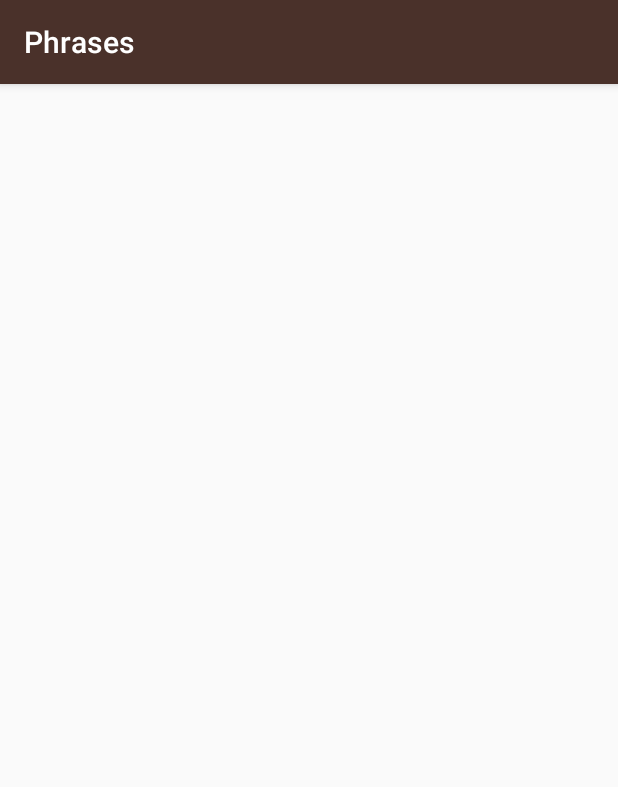
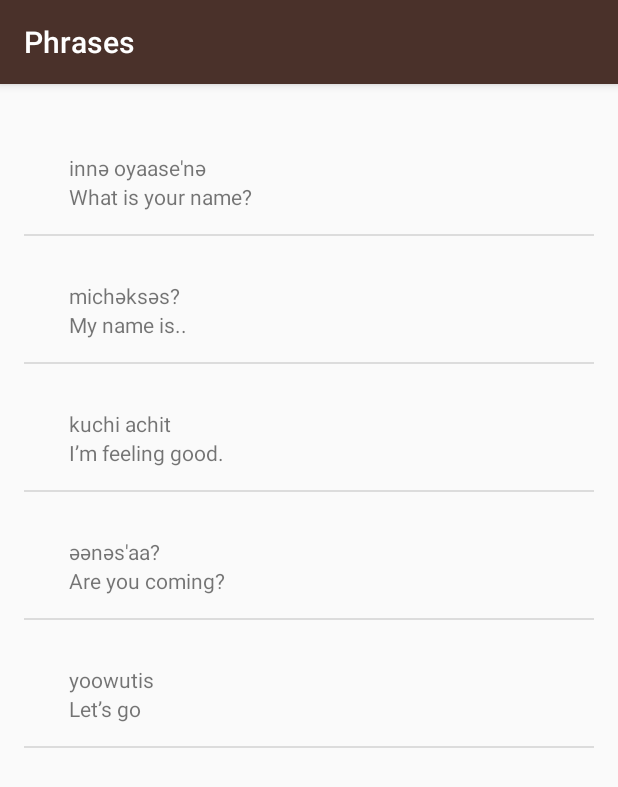
Before and after one commit to paintedlbird7/ud839_Miwok-app, an Android app: the PhrasesActivity screen opened directly, with no data from a screen before it, on a phone screen of 412 x 824 dp. Shown: the top 787 px of the screen. Run offline under Robolectric (Android 15) with nearby library versions, the phone set to English and light mode, and no system bars.

Commit message:
Miwok App

```diff
--- a/app/src/main/java/com/example/android/miwok/NumbersActivity.java
+++ b/app/src/main/java/com/example/android/miwok/NumbersActivity.java
@@ -19,7 +19,7 @@ public class NumbersActivity extends AppCompatActivity {
     @Override
     protected void onCreate(Bundle savedInstanceState) {
         super.onCreate(savedInstanceState);
-        setContentView(layout.activity_numbers);
+        setContentView(layout.word_list);
 
         // Create an array of words
         // words.add("one");
@@ -41,7 +41,7 @@ public class NumbersActivity extends AppCompatActivity {
 
         // Find the {@link ListView} object in the
         // There should be a {@link ListView}
-        // activity_numbers.xml layout
+        // word_listyout
         ListView listView = (ListView) findViewById(R.id.list);
 
 
--- a/app/src/main/java/com/example/android/miwok/PhrasesActivity.java
+++ b/app/src/main/java/com/example/android/miwok/PhrasesActivity.java
@@ -1,13 +1,49 @@
 package com.example.android.miwok;
 
+import android.os.Bundle;
 import android.support.v7.app.AppCompatActivity;
-import android.os.Bundle;
+import android.widget.ListView;
+
+import java.util.ArrayList;
 
 public class PhrasesActivity extends AppCompatActivity {
 
     @Override
     protected void onCreate(Bundle savedInstanceState) {
         super.onCreate(savedInstanceState);
-        setContentView(R.layout.activity_phrases);
+        setContentView(R.layout.word_list);
+
+        // Create an array of words
+        // words.add("one");
+        ArrayList<Word> words = new ArrayList<Word>();
+        words.add(new Word("What is your name?", "innә oyaase'nә"));
+        words.add(new Word("My name is..", "michәksәs?"));
+        words.add(new Word("I’m feeling good.", "kuchi achit"));
+        words.add(new Word("Are you coming?", "әәnәs'aa?"));
+        words.add(new Word("Let’s go", "yoowutis"));
+
+
+        // Create a new {@link TextView}
+        // adapter knows how to create
+        //WordAdapter itemsAdapter = new WordAdapter(this,words);
+        WordAdapter itemsAdapter = new WordAdapter(this,words);
+
+        //ArrayAdapter itemsAdapter = new ArrayAdapter();
+        //WordAdapter itemsAdapter = new WordAdapter();
+
+        // Find the {@link ListView} object in the
+        // There should be a {@link ListView}
+        // word_list.xml
+        ListView listView = (ListView) findViewById(R.id.list);
+
+
+        // Make the {@link ListView} use the
+        // {@link ListView} will display
+
+        listView.setAdapter(itemsAdapter);
+
     }
+
+
+
 }
--- a/app/src/main/res/layout/activity_phrases.xml
+++ /dev/null
@@ -1,9 +0,0 @@
-<?xml version="1.0" encoding="utf-8"?>
-<android.support.constraint.ConstraintLayout xmlns:android="http://schemas.android.com/apk/res/android"
-    xmlns:app="http://schemas.android.com/apk/res-auto"
-    xmlns:tools="http://schemas.android.com/tools"
-    android:layout_width="match_parent"
-    android:layout_height="match_parent"
-    tools:context="com.example.android.miwok.PhrasesActivity">
-
-</android.support.constraint.ConstraintLayout>
--- a/app/src/main/res/layout/activity_numbers.xml
+++ b/app/src/main/res/layout/word_list.xml
@@ -10,4 +10,4 @@
     android:paddingTop="@dimen/activity_vertical_margin"
     android:orientation="vertical"
     android:id="@+id/list"
-    tools:context="com.example.android.miwok.NumbersActivity"/>
+    />
--- a/app/src/main/res/layout/wordlist.xml
+++ /dev/null
@@ -1,6 +0,0 @@
-<?xml version="1.0" encoding="utf-8"?>
-<LinearLayout xmlns:android="http://schemas.android.com/apk/res/android"
-    android:orientation="vertical" android:layout_width="match_parent"
-    android:layout_height="match_parent">
-
-</LinearLayout>
```
Also changed, not shown: app/src/main/java/com/example/android/miwok/ColorsActivity.java (+36 -2 lines), app/src/main/java/com/example/android/miwok/FamilyActivity.java (+36 -2 lines), app/src/main/java/com/example/android/miwok/FamilyMembers.java (deleted, +0 -8 lines), app/src/main/res/layout/activity_colors.xml (deleted, +0 -9 lines), app/src/main/res/layout/activity_family.xml (deleted, +0 -9 lines).
